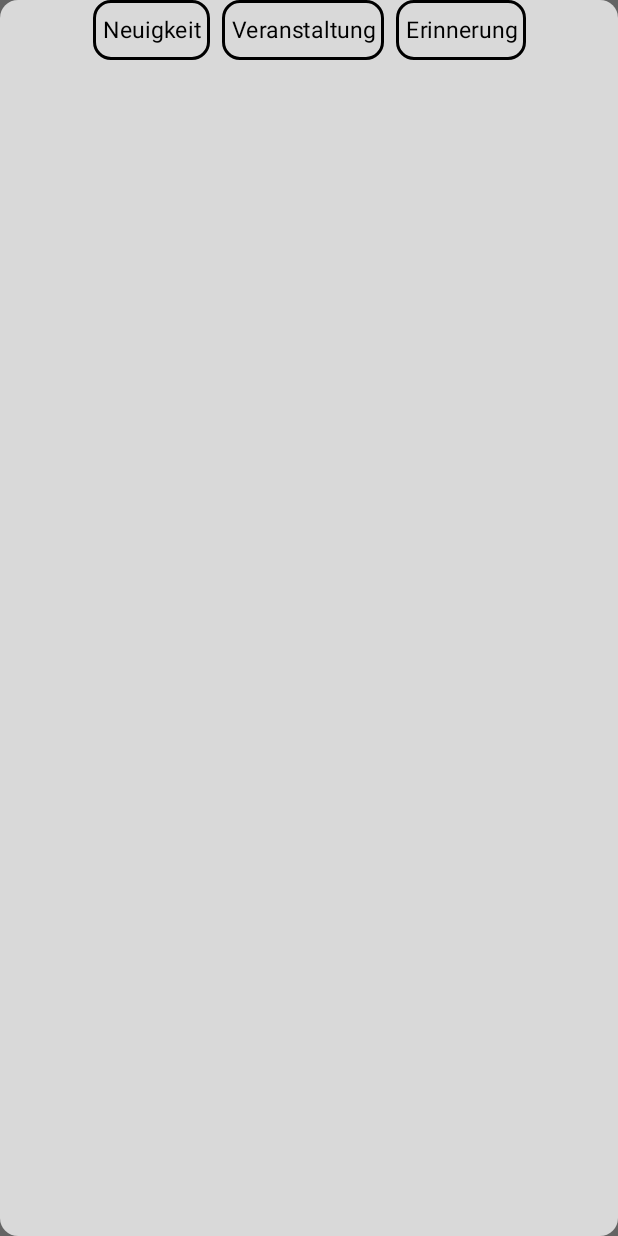
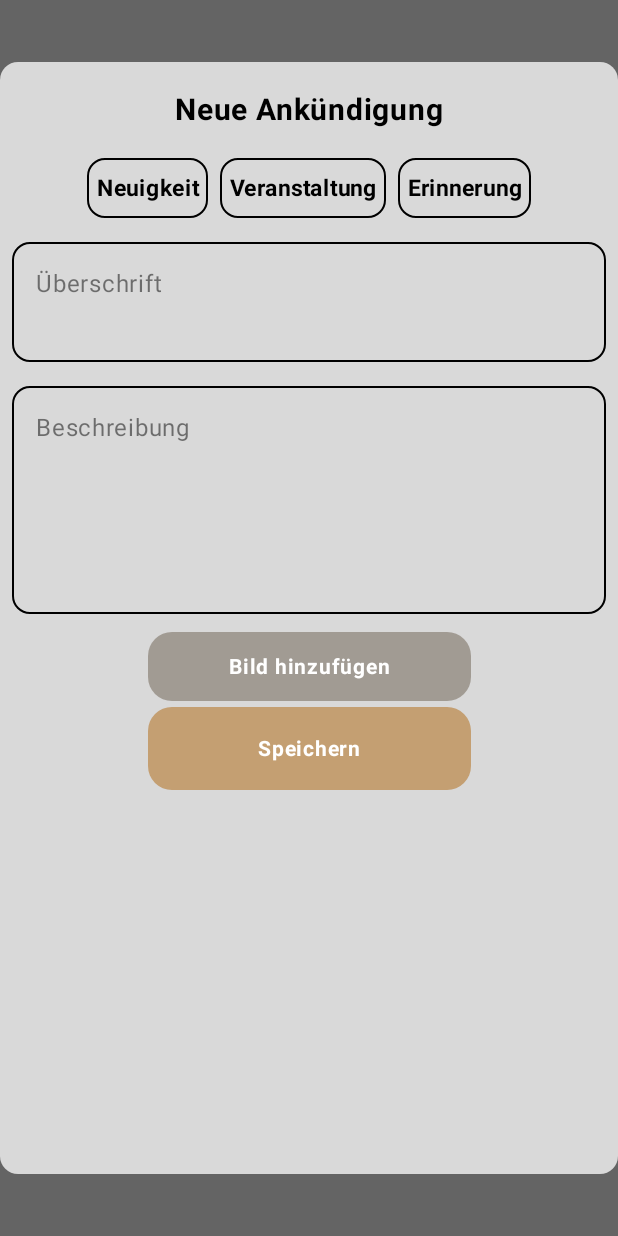
Before and after one commit to JensHuelsenbeck/ChaesStoekli, an Android app built with Jetpack Compose: the screen it shows after launch (MainActivity), on a phone screen of 412 x 824 dp. Run offline under Robolectric (Android 15) with nearby library versions, the light colour scheme and no system bars; our stand-ins replace Firebase (no records; nobody signed in at launch, a user with empty details on screens opened directly).

Commit message:
NewsAddScreen fertig

```diff
--- a/app/src/main/java/com/example/cheas_stoeckli/MainActivity.kt
+++ b/app/src/main/java/com/example/cheas_stoeckli/MainActivity.kt
@@ -23,11 +23,7 @@ class MainActivity : ComponentActivity() {
 
         setContent {
             Cheas_StoeckliTheme {
-                NewsAddDialog(
-
-                    onDissmiss = { TODO() },
-
-                )
+                NewsAddDialog()
                 }
             }
         }
--- /dev/null
+++ b/app/src/main/java/com/example/cheas_stoeckli/ui/components/Dialog/AddPictureButton.kt
@@ -0,0 +1,54 @@
+package com.example.cheas_stoeckli.ui.components.Dialog
+
+import androidx.compose.foundation.clickable
+import androidx.compose.foundation.layout.Box
+import androidx.compose.foundation.layout.fillMaxSize
+import androidx.compose.foundation.layout.fillMaxWidth
+import androidx.compose.foundation.layout.height
+import androidx.compose.foundation.layout.padding
+import androidx.compose.foundation.shape.RoundedCornerShape
+import androidx.compose.material3.Card
+import androidx.compose.material3.CardDefaults
+import androidx.compose.material3.Text
+import androidx.compose.runtime.Composable
+import androidx.compose.runtime.MutableState
+import androidx.compose.ui.Alignment
+import androidx.compose.ui.Modifier
+import androidx.compose.ui.graphics.Color
+import androidx.compose.ui.text.font.FontWeight
+import androidx.compose.ui.unit.dp
+import androidx.compose.ui.unit.sp
+
+@Composable
+fun AddPictureButton(
+    img: MutableState<String>,
+    onClickAddPicture: () -> Unit,
+    modifier: Modifier = Modifier
+) {
+
+    Card(
+        colors = CardDefaults.cardColors(containerColor = Color(0xFF7D7367).copy(alpha = 0.6f)),
+        shape = RoundedCornerShape(16.dp),
+        modifier = Modifier
+            .fillMaxWidth(0.6f)
+            .height(46.dp)
+            .padding(horizontal = 16.dp)
+            .clickable(
+                onClick = onClickAddPicture
+            )
+    ) {
+        Box(
+            contentAlignment = Alignment.Center,
+            modifier = Modifier.fillMaxSize()
+        ) {
+        Text(
+            text = "Bild hinzufügen",
+            fontSize = 14.sp,
+            color = Color.White,
+            fontWeight = FontWeight.Bold,
+            modifier = Modifier
+                .padding(6.dp)
+        )
+    }
+    }
+}
--- /dev/null
+++ b/app/src/main/java/com/example/cheas_stoeckli/ui/components/Dialog/DialogTextField.kt
@@ -0,0 +1,51 @@
+package com.example.cheas_stoeckli.ui.components.Dialog
+
+import androidx.compose.foundation.layout.Spacer
+import androidx.compose.foundation.layout.fillMaxWidth
+import androidx.compose.foundation.layout.height
+import androidx.compose.foundation.layout.padding
+import androidx.compose.foundation.shape.RoundedCornerShape
+import androidx.compose.material3.OutlinedTextField
+import androidx.compose.material3.Text
+import androidx.compose.material3.TextFieldDefaults
+import androidx.compose.runtime.Composable
+import androidx.compose.runtime.MutableState
+import androidx.compose.ui.Modifier
+import androidx.compose.ui.graphics.Color
+import androidx.compose.ui.unit.dp
+
+@Composable
+fun DialogTextField(
+    usedString: MutableState<String>,
+    label: String,
+    placeholder: String,
+    maxLines: Int,
+    minLines: Int,
+    modifier: Modifier = Modifier
+) {
+    OutlinedTextField(
+        value = usedString.value,
+        onValueChange = { usedString.value = it },
+        label = { Text(label) },
+        placeholder = { Text(placeholder) },
+        shape = RoundedCornerShape(12.dp),
+        maxLines = maxLines,
+        minLines = minLines,
+        modifier = Modifier
+            .fillMaxWidth()
+            .padding(horizontal = 8.dp),
+        colors = TextFieldDefaults.colors(
+            focusedIndicatorColor = Color.Black,
+            unfocusedIndicatorColor = Color.Black,
+            focusedContainerColor = Color.Transparent,
+            unfocusedContainerColor = Color.Transparent,
+            cursorColor = Color.Black,
+            focusedTextColor = Color.Black,
+            unfocusedLabelColor = Color.Black.copy(alpha = 0.5f),
+            focusedLabelColor = Color.Black,
+            focusedPlaceholderColor = Color.Black.copy(alpha = 0.5f),
+            unfocusedTextColor = Color.Black,
+        )
+    )
+    Spacer(Modifier.height(8.dp))
+}
--- a/app/src/main/java/com/example/cheas_stoeckli/ui/components/Dialog/EnumItem.kt
+++ b/app/src/main/java/com/example/cheas_stoeckli/ui/components/Dialog/EnumItem.kt
@@ -12,6 +12,7 @@ import androidx.compose.runtime.Composable
 import androidx.compose.ui.Alignment
 import androidx.compose.ui.Modifier
 import androidx.compose.ui.graphics.Color
+import androidx.compose.ui.text.font.FontWeight
 import androidx.compose.ui.text.style.TextAlign
 import androidx.compose.ui.unit.dp
 import androidx.compose.ui.unit.sp
@@ -21,25 +22,29 @@ import com.example.cheas_stoeckli.ui.enums.NewsKind
 fun EnumItem(
     enum: NewsKind,
     onClick: () -> Unit,
-    modifier: Modifier = Modifier) {
+    isSelected: Boolean,
+    modifier: Modifier = Modifier
+) {
 
     Box(
         contentAlignment = Alignment.Center,
         modifier = Modifier
             .height(40.dp)
 
-            .padding(horizontal = 4.dp )
-            .background(Color.Transparent, RoundedCornerShape(12.dp))
-            .border(2.dp, Color.Black, shape = RoundedCornerShape(12.dp))
-            .clickable(
-                onClick = { onClick }
+            .padding(horizontal = 4.dp)
+            .background(
+                if (isSelected) Color.Gray else Color.Transparent,
+                RoundedCornerShape(12.dp)
             )
+            .border(1.dp, Color.Black, shape = RoundedCornerShape(12.dp))
+            .clickable( onClick = { onClick() })
     ) {
         Text(
             text = enum.rawValue,
             textAlign = TextAlign.Center,
             color = Color.Black,
             fontSize = 15.sp,
+            fontWeight = FontWeight.Bold,
             modifier = Modifier
                 .padding(horizontal = 6.dp)
         )
--- a/app/src/main/java/com/example/cheas_stoeckli/ui/components/Dialog/NewsAddDialog.kt
+++ b/app/src/main/java/com/example/cheas_stoeckli/ui/components/Dialog/NewsAddDialog.kt
@@ -1,15 +1,19 @@
 package com.example.cheas_stoeckli.ui.components.Dialog
 
+import android.util.Log
 import androidx.compose.foundation.background
 import androidx.compose.foundation.layout.Arrangement
 import androidx.compose.foundation.layout.Box
 import androidx.compose.foundation.layout.Column
+import androidx.compose.foundation.layout.Spacer
 import androidx.compose.foundation.layout.fillMaxHeight
 import androidx.compose.foundation.layout.fillMaxSize
 import androidx.compose.foundation.layout.fillMaxWidth
+import androidx.compose.foundation.layout.height
 import androidx.compose.foundation.lazy.LazyRow
 import androidx.compose.foundation.lazy.items
 import androidx.compose.foundation.shape.RoundedCornerShape
+import androidx.compose.material3.Text
 import androidx.compose.runtime.Composable
 import androidx.compose.runtime.getValue
 import androidx.compose.runtime.mutableStateOf
@@ -17,7 +21,9 @@ import androidx.compose.runtime.remember
 import androidx.compose.runtime.setValue
 import androidx.compose.ui.Alignment
 import androidx.compose.ui.Modifier
+import androidx.compose.ui.text.font.FontWeight
 import androidx.compose.ui.unit.dp
+import androidx.compose.ui.unit.sp
 import androidx.compose.ui.window.Dialog
 import com.example.cheas_stoeckli.ui.enums.NewsKind
 import com.example.cheas_stoeckli.ui.theme.cardBackgroundPrimary
@@ -27,46 +33,118 @@ import org.koin.androidx.compose.koinViewModel
 @Composable
 fun NewsAddDialog(
     viewModel: NewsAddViewModel = koinViewModel(),
-    onDissmiss: () -> Unit,
+
     modifier: Modifier = Modifier
 ) {
 
-    var title by remember { mutableStateOf("") }
-    var text by remember { mutableStateOf("") }
-    var img by remember { mutableStateOf("") }
-    var destination by remember { mutableStateOf("") }
-    var date by remember { mutableStateOf("") }
-    var time by remember { mutableStateOf("") }
-    var type by remember { mutableStateOf(NewsKind.NEWS) }
+    var title = remember { mutableStateOf("") }
+    var text = remember { mutableStateOf("") }
+    var img = remember { mutableStateOf("") }
+    var destination = remember { mutableStateOf("") }
+    var date = remember { mutableStateOf("") }
+    var time = remember { mutableStateOf("") }
+    var type by remember { mutableStateOf<NewsKind?>(null) }
 
+    var isSelected by remember { mutableStateOf(false) }
 
     Dialog(
-        onDismissRequest = onDissmiss,
+        onDismissRequest = {},
     ) {
         Box(
             contentAlignment = Alignment.Center,
             modifier = Modifier
                 .background(cardBackgroundPrimary, RoundedCornerShape(12.dp))
                 .fillMaxWidth()
-                .fillMaxHeight()
+                .fillMaxHeight(0.9f)
         ) {
             Column(
+                horizontalAlignment = Alignment.CenterHorizontally,
                 modifier = Modifier
+
                     .fillMaxSize()
             ) {
+                Spacer(Modifier.height(20.dp))
+                Text(
+                    text = "Neue Ankündigung",
+                    fontSize = 20.sp,
+                    fontWeight = FontWeight.Bold
+
+                )
+                Spacer(Modifier.height(20.dp))
                 LazyRow(
                     Modifier.fillMaxWidth(),
                     horizontalArrangement = Arrangement.Center
                 ) {
                     items(NewsKind.entries) { entry ->
-
                         EnumItem(
                             enum = entry,
                             onClick = { type = entry },
+                            isSelected = type == entry
                         )
                     }
                 }
+                Spacer(modifier = Modifier.height(8.dp))
+                DialogTextField(
+                    usedString = title ,
+                    label = "Überschrift",
+                    placeholder = "Wähle eine kurze Überschrift",
+                    maxLines = 2,
+                    minLines = 2
+                )
+                DialogTextField(
+                    usedString = text ,
+                    label = "Beschreibung",
+                    placeholder = "Erzähle worum es geht",
+                    maxLines = 5,
+                    minLines = 5
+                )
+                if(type == NewsKind.EVENTS || type == NewsKind.REMINDER) {
+                    DialogTextField(
+                        usedString = date,
+                        label = "Datum",
+                        placeholder = "Für Veranstaltungen oder Erinnerungen, zB. 05.12.25 oder Di, 20.05",
+                        maxLines = 2,
+                        minLines = 2
+                    )
+                    DialogTextField(
+                        usedString = time,
+                        label = "Uhrzeit",
+                        placeholder = "Schreibe hier die Uhrzeit hinein? zb. 14:30 ",
+                        maxLines = 2,
+                        minLines = 2
+                    )
+                }
+                if(type == NewsKind.EVENTS) {
+                    DialogTextField(
+                        usedString = destination,
+                        label = "Veranstaltungsort",
+                        placeholder = "Schreibe die die Adresse hinein, zb Zürichstrasse 106, 8910 Affoltern am Albis",
+                        maxLines = 2,
+                        minLines = 2
+                    )
+                }
+                Spacer(Modifier.height(4.dp))
+                AddPictureButton(
+                    img = img,
+                    onClickAddPicture = { TODO() }
+                )
+
+                fun printNews() {
+                    Log.d("NewsTest", "$title")
+                    Log.d("NewsTest", "$text")
+                    Log.d("NewsTest", "$date")
+                    Log.d("NewsTest", "$time")
+                    Log.d("NewsTest", "$destination")
+                    Log.d("NewsTest", "$type.")
+
+                }
+
+                Spacer(Modifier.height(4.dp))
+                SaveNewsButton(
+                    onClickSaveNews = { printNews() },
+                )
             }
         }
     }
+
 }
--- /dev/null
+++ b/app/src/main/java/com/example/cheas_stoeckli/ui/components/Dialog/SaveNewsButton.kt
@@ -0,0 +1,53 @@
+package com.example.cheas_stoeckli.ui.components.Dialog
+
+import androidx.compose.foundation.clickable
+import androidx.compose.foundation.layout.Box
+import androidx.compose.foundation.layout.fillMaxSize
+import androidx.compose.foundation.layout.fillMaxWidth
+import androidx.compose.foundation.layout.height
+import androidx.compose.foundation.layout.padding
+import androidx.compose.foundation.shape.RoundedCornerShape
+import androidx.compose.material3.Card
+import androidx.compose.material3.CardDefaults
+import androidx.compose.material3.Text
+import androidx.compose.runtime.Composable
+import androidx.compose.ui.Alignment
+import androidx.compose.ui.Modifier
+import androidx.compose.ui.graphics.Color
+import androidx.compose.ui.text.font.FontWeight
+import androidx.compose.ui.unit.dp
+import androidx.compose.ui.unit.sp
+import com.example.cheas_stoeckli.ui.theme.loginButtonColor
+
+@Composable
+fun SaveNewsButton(
+     onClickSaveNews: () -> Unit,
+     modifier: Modifier = Modifier
+) {
+
+    Card(
+        colors = CardDefaults.cardColors(containerColor = loginButtonColor),
+        shape = RoundedCornerShape(16.dp),
+        modifier = Modifier
+            .fillMaxWidth(0.6f)
+            .height(55.dp)
+            .padding(horizontal = 16.dp)
+            .clickable(
+                onClick = onClickSaveNews
+            )
+    ) {
+        Box(
+            contentAlignment = Alignment.Center,
+            modifier = Modifier.fillMaxSize()
+        ) {
+            Text(
+                text = "Speichern",
+                fontSize = 14.sp,
+                color = Color.White,
+                fontWeight = FontWeight.Bold,
+                modifier = Modifier
+                    .padding(6.dp)
+            )
+        }
+    }
+}
```
